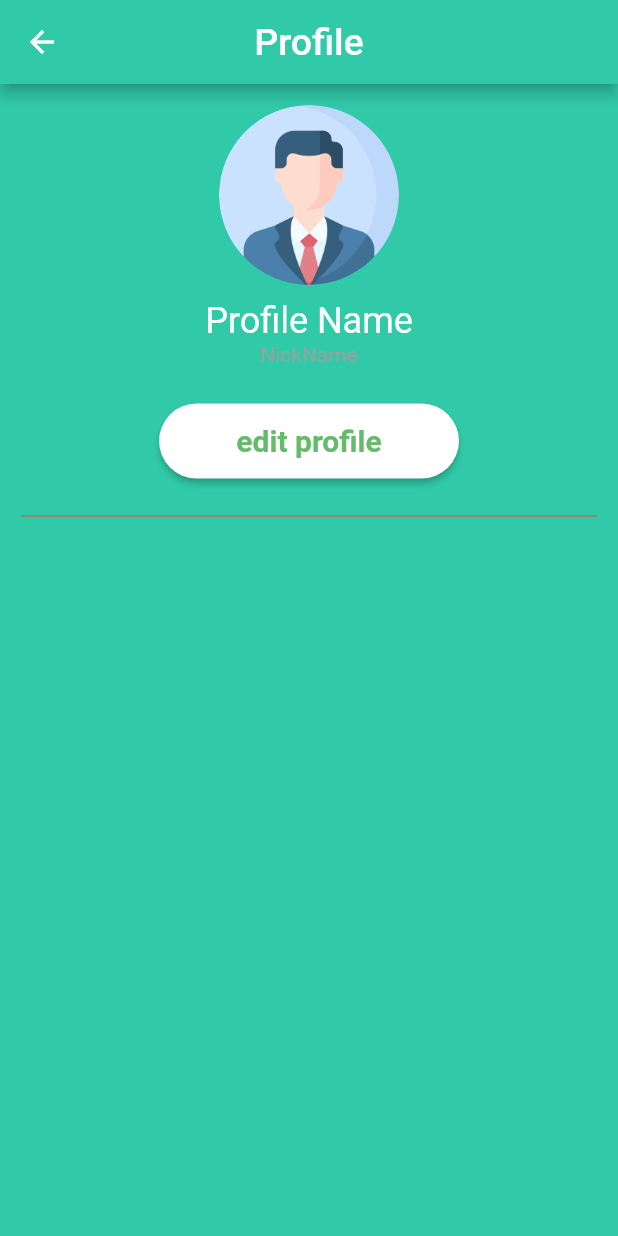
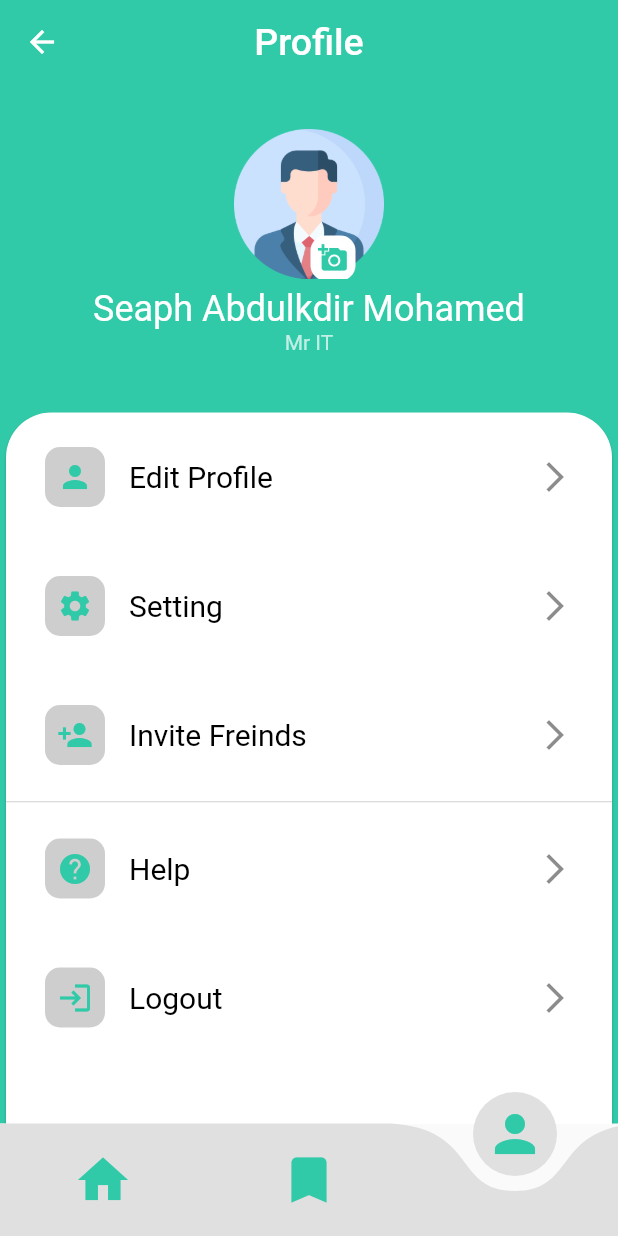
Before and after one commit to moonuure/subac_app, a Flutter app: the DashBoard screen opened directly, item 3 of the bottom bar chosen, on a phone screen of 412 x 824 dp. Run offline on Flutter 3.47's test engine with Material 2 defaults, Android fonts, the phone set to English and light mode, and no system bars; drawn by our look-alikes of curved_navigation_bar; our stand-ins replace dropdown_button2, google_fonts, intl_phone_field, syncfusion_flutter_gauges; Roboto replaces fonts that are missing (Rosario).

Commit message:
mahamedow sxp wan kso dray dhamantood

```diff
--- /dev/null
+++ b/lib/Ass_Com/home.dart
@@ -0,0 +1,92 @@
+import 'package:flutter/material.dart';
+import 'package:google_fonts/google_fonts.dart';
+import 'package:syncfusion_flutter_gauges/gauges.dart';
+
+import '../Dashboard/new_Ass_Com.dart';
+import 'new_assemblu.dart';
+
+class HomeWidget extends StatelessWidget {
+  const HomeWidget({super.key});
+
+  @override
+  Widget build(BuildContext context) {
+    return Card(
+      elevation: 0,
+      child: ListView(
+        padding: EdgeInsets.only(top: 70, left: 25, right: 25),
+        children: [
+          GestureDetector(
+            onTap: () {
+              Navigator.push(context,
+                  MaterialPageRoute(builder: (context) => NewAssembly()));
+            },
+            child: NewAssCom(
+              imagePath: "images/kitab.png",
+              textName: "New Assembly",
+            ),
+          ),
+          SizedBox(
+            height: 20,
+          ),
+          NewAssCom(
+            imagePath: "images/comp.png",
+            textName: "Complete",
+          ),
+          SizedBox(
+            height: 20,
+          ),
+          Container(
+            height: 260,
+            child: SfRadialGauge(
+              enableLoadingAnimation: true,
+              axes: <RadialAxis>[
+                RadialAxis(
+                  minimum: 0,
+                  maximum: 100,
+                  interval: 10,
+                  ranges: <GaugeRange>[
+                    GaugeRange(
+                      startValue: 0,
+                      endValue: 30,
+                      color: Colors.red.shade700,
+                    ),
+                    GaugeRange(
+                      startValue: 30,
+                      endValue: 60,
+                      color: Colors.orange.shade700,
+                    ),
+                    GaugeRange(
+                      startValue: 60,
+                      endValue: 100,
+                      color: Colors.green.shade700,
+                    )
+                  ],
+                  pointers: <GaugePointer>[
+                    NeedlePointer(
+                      needleColor: Colors.green.shade600,
+                      value: 80,
+                      enableAnimation: true,
+                    ),
+                  ],
+                  annotations: <GaugeAnnotation>[
+                    GaugeAnnotation(
+                      widget: Text(
+                        "80% Completed",
+                        style: GoogleFonts.rosario(
+                            fontSize: 20,
+                            fontWeight: FontWeight.bold,
+                            color: Colors.green.shade600),
+                      ),
+                      positionFactor: 0.79,
+                      angle: 90,
+                    )
+                  ],
+                )
+              ],
+            ),
+          )
+        ],
+      ),
+    );
+  }
+}
--- a/lib/Dashboard/dashBoard.dart
+++ b/lib/Dashboard/dashBoard.dart
@@ -1,107 +1,36 @@
 import 'package:flutter/material.dart';
-import 'package:google_fonts/google_fonts.dart';
 import 'package:curved_navigation_bar/curved_navigation_bar.dart';
-import '../Dashboard/new_Ass_Com.dart';
-import 'package:syncfusion_flutter_gauges/gauges.dart';
-import '../Ass_Com/new_assemblu.dart';
+
+import '../Ass_Com/home.dart';
 import '../Pages/Profile.dart';
 
-class DashBoard extends StatelessWidget {
+class DashBoard extends StatefulWidget {
+  @override
+  State<DashBoard> createState() => _DashBoardState();
+}
+
+class _DashBoardState extends State<DashBoard> {
   final GlobalKey<CurvedNavigationBarState> _bottomNavigationKey = GlobalKey();
+
+  final _pages = [HomeWidget(), HomeWidget(), Profile()];
+  int _selectedPage = 0;
+
+// this is function will index any index taht is tapped
+  _setIndexToSelectedPage(int index) {
+    setState(() {
+      _selectedPage = index;
+    });
+  }
 
   @override
   Widget build(BuildContext context) {
     return SafeArea(
       child: Scaffold(
-        appBar: AppBar(
-          backgroundColor: Colors.white,
-          centerTitle: true,
-          title: Text(
-            "Dashboard",
-            style: GoogleFonts.rosario(color: Colors.black, fontSize: 25),
-          ),
-        ),
-        body: Card(
-          elevation: 0,
-          child: ListView(
-            padding: EdgeInsets.only(top: 70, left: 25, right: 25),
-            children: [
-              GestureDetector(
-                onTap: () {
-                  Navigator.push(context,
-                      MaterialPageRoute(builder: (context) => NewAssembly()));
-                },
-                child: NewAssCom(
-                  imagePath: "images/kitab.png",
-                  textName: "New Assembly",
-                ),
-              ),
-              SizedBox(
-                height: 20,
-              ),
-              NewAssCom(
-                imagePath: "images/comp.png",
-                textName: "Complete",
-              ),
-              SizedBox(
-                height: 20,
-              ),
-              Container(
-                height: 260,
-                child: SfRadialGauge(
-                  enableLoadingAnimation: true,
-                  axes: <RadialAxis>[
-                    RadialAxis(
-                      minimum: 0,
-                      maximum: 100,
-                      interval: 10,
-                      ranges: <GaugeRange>[
-                        GaugeRange(
-                          startValue: 0,
-                          endValue: 30,
-                          color: Colors.red.shade700,
-                        ),
-                        GaugeRange(
-                          startValue: 30,
-                          endValue: 60,
-                          color: Colors.orange.shade700,
-                        ),
-                        GaugeRange(
-                          startValue: 60,
-                          endValue: 100,
-                          color: Colors.green.shade700,
-                        )
-                      ],
-                      pointers: <GaugePointer>[
-                        NeedlePointer(
-                          needleColor: Colors.green.shade600,
-                          value: 80,
-                          enableAnimation: true,
-                        ),
-                      ],
-                      annotations: <GaugeAnnotation>[
-                        GaugeAnnotation(
-                          widget: Text(
-                            "80% Completed",
-                            style: GoogleFonts.rosario(
-                                fontSize: 20,
-                                fontWeight: FontWeight.bold,
-                                color: Colors.green.shade600),
-                          ),
-                          positionFactor: 0.79,
-                          angle: 90,
-                        )
-                      ],
-                    )
-                  ],
-                ),
-              )
-            ],
-          ),
-        ),
+        body: _pages[_selectedPage],
         bottomNavigationBar: CurvedNavigationBar(
             key: _bottomNavigationKey,
             index: 0,
+            onTap: _setIndexToSelectedPage,
             backgroundColor: Colors.transparent,
             color: Colors.grey.shade300,
             items: [
@@ -115,16 +44,10 @@ class DashBoard extends StatelessWidget {
                 size: 40,
                 color: Color.fromARGB(255, 49, 202, 169),
               ),
-              GestureDetector(
-                onTap: () {
-                  Navigator.push(context,
-                      MaterialPageRoute(builder: (context) => Profile()));
-                },
-                child: Icon(
-                  Icons.person,
-                  size: 40,
-                  color: Color.fromARGB(255, 49, 202, 169),
-                ),
+              Icon(
+                Icons.person,
+                size: 40,
+                color: Color.fromARGB(255, 49, 202, 169),
               ),
             ]),
       ),
--- a/lib/Pages/Profile.dart
+++ b/lib/Pages/Profile.dart
@@ -4,14 +4,76 @@ import 'package:google_fonts/google_fonts.dart';
 class Profile extends StatelessWidget {
   const Profile({super.key});
 
+// dyanmic listiel for passing tpe of icon and title you want
+  Widget _buildListTile(
+      {required String title, required IconData leadingIcon}) {
+    return Padding(
+      padding: const EdgeInsets.symmetric(vertical: 15, horizontal: 10),
+      child: ListTile(
+        leading: Container(
+          height: 40,
+          width: 40,
+          decoration: BoxDecoration(
+            borderRadius: BorderRadius.circular(10),
+            color: Colors.grey.withOpacity(0.5),
+          ),
+          child: Icon(
+            leadingIcon,
+            color: Color.fromARGB(255, 49, 202, 169),
+          ),
+        ),
+        title: Text(
+          title,
+          style: TextStyle(
+            color: Colors.black,
+            fontSize: 20,
+          ),
+        ),
+        trailing: Icon(Icons.arrow_forward_ios_outlined),
+      ),
+    );
+  }
+
+  // this getter returns stack widget and thier ifnormation only
+  Widget get _stackInformationHolder => Stack(
+        children: [
+          Center(
+            child: SizedBox(
+              height: 100,
+              width: 120,
+              child: ClipRRect(
+                borderRadius: BorderRadius.circular(100),
+                child: Image(image: AssetImage("images/prof.png")),
+              ),
+            ),
+          ),
+          Positioned(
+              left: 190,
+              bottom: -10,
+              child: TextButton(
+                onPressed: () {},
+                child: Container(
+                  height: 30,
+                  width: 30,
+                  decoration: BoxDecoration(
+                    color: Colors.white,
+                    borderRadius: BorderRadius.circular(10),
+                  ),
+                  child: Icon(
+                    Icons.add_a_photo,
+                    size: 20,
+                    color: Color.fromARGB(255, 49, 202, 169),
+                  ),
+                ),
+              ))
+        ],
+      );
   @override
   Widget build(BuildContext context) {
     return Scaffold(
       backgroundColor: Color.fromARGB(255, 49, 202, 169),
       appBar: AppBar(
-        // leading: IconButton(
-        //     onPressed: () {}, icon: Icon(Icons.arrow_back_ios_new_rounded)),
-        elevation: 4,
+        shadowColor: Colors.transparent,
         backgroundColor: Color.fromARGB(255, 49, 202, 169),
         centerTitle: true,
         title: Text(
@@ -20,105 +82,45 @@ class Profile extends StatelessWidget {
         ),
       ),
       body: SingleChildScrollView(
-        child: Container(
-          padding: EdgeInsets.all(14.0),
-          child: Column(
-            children: [
-              Center(
-                child: SizedBox(
-                  height: 120,
-                  width: 120,
-                  child: ClipRRect(
-                    borderRadius: BorderRadius.circular(100),
-                    child: Image(image: AssetImage("images/prof.png")),
-                  ),
+        child: Column(
+          children: [
+            SizedBox(
+              height: 30),
+            _stackInformationHolder,
+            SizedBox(height: 6),
+            Text("Seaph Abdulkdir Mohamed",
+                style: GoogleFonts.rosario(color: Colors.white, fontSize: 24)),
+            Text("Mr IT", style: GoogleFonts.rosario(color: Colors.white70)),
+            const SizedBox(height: 35),
+            SizedBox(
+              height: 600,
+              width: 600,
+              child: Card(
+                color: Colors.white,
+                shape: RoundedRectangleBorder(
+                  borderRadius: BorderRadius.only(
+                      topLeft: Radius.circular(30),
+                      topRight: Radius.circular(30)),
+                ),
+                child: Column(
+                  children: [
+                    _buildListTile(
+                        title: "Edit Profile", leadingIcon: Icons.person),
+                    _buildListTile(
+                        title: "Setting", leadingIcon: Icons.settings),
+                    _buildListTile(
+                        title: "Invite Freinds", leadingIcon: Icons.person_add),
+                    Divider(height: 3, color: Colors.grey.withOpacity(0.5)),
+                    _buildListTile(title: "Help", leadingIcon: Icons.help),
+                    _buildListTile(
+                        title: "Logout", leadingIcon: Icons.login_outlined),
+                  ],
                 ),
               ),
-              SizedBox(
-                height: 10,
-              ),
-              Text("Profile Name",
-                  style:
-                      GoogleFonts.rosario(color: Colors.white, fontSize: 24)),
-              Text("NickName", style: GoogleFonts.rosario(color: Colors.grey)),
-              SizedBox(
-                height: 25,
-              ),
-              SizedBox(
-                width: 200,
-                height: 50,
-                child: ElevatedButton(
-                  onPressed: () {},
-                  child: Text(
-                    "edit profile",
-                    style: GoogleFonts.rosario(
-                      fontSize: 20,
-                      color: Colors.green.shade400,
-                      fontWeight: FontWeight.bold,
-                    ),
-                  ),
-                  style: ElevatedButton.styleFrom(
-                      backgroundColor: Colors.white,
-                      side: BorderSide.none,
-                      shape: StadiumBorder()),
-                ),
-              ),
-              SizedBox(
-                height: 20,
-              ),
-              Divider(
-                color: Colors.red,
-                height: 10,
-              ),
-            ],
-          ),
+            ),
+          ],
         ),
       ),
-
-      // body: Padding(
-      //   padding: const EdgeInsets.only(top: 25, left: 130, right: 150),
-      //   child: Column(
-      //     children: [
-      //       SizedBox(
-      //         height: 115,
-      //         width: 115,
-      //         child: Stack(
-      //           fit: StackFit.expand,
-      //           children: [
-      //             CircleAvatar(
-      //               backgroundImage: AssetImage("images/prof.png"),
-      //             ),
-      //             Positioned(
-      //               right: -12,
-      //               bottom: 0,
-      //               child: SizedBox(
-      //                 height: 46,
-      //                 width: 46,
-      //                 child: IconButton(
-      //                     color: Colors.white,
-      //                     onPressed: null,
-      //                     icon: Icon(
-      //                       color: Color.fromARGB(255, 255, 255, 255),
-      //                       Icons.camera_alt_outlined,
-      //                     )),
-      //               ),
-      //             ),
-      //           ],
-      //         ),
-      //       ),
-      //       SizedBox(
-      //         height: 20,
-      //       ),
-      //       Text(
-      //         "Bushra Mohamed Axmed",
-      //         style: GoogleFonts.rosario(color: Colors.white),
-      //       ),
-      //       SizedBox(
-      //         height: 25,
-      //       )
-      //     ],
-      //   ),
-      // ),
     );
   }
 }
```
